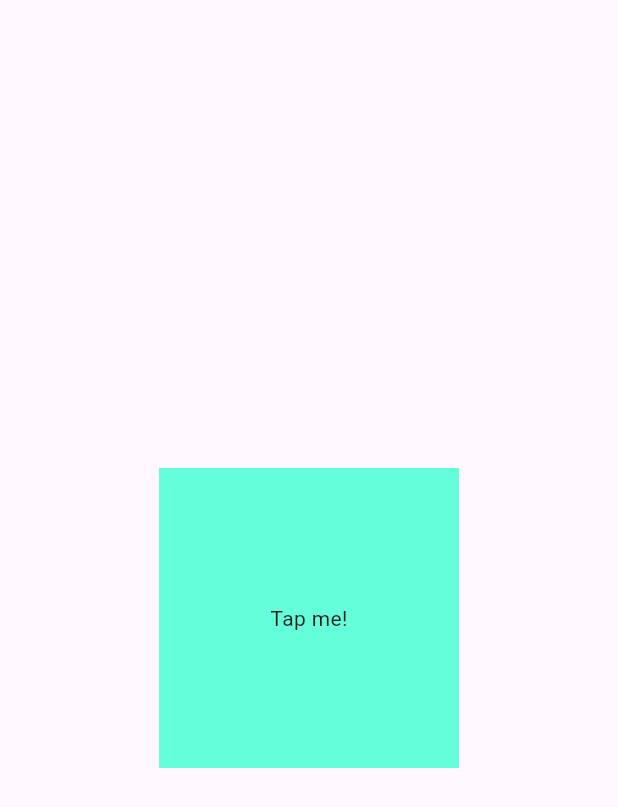
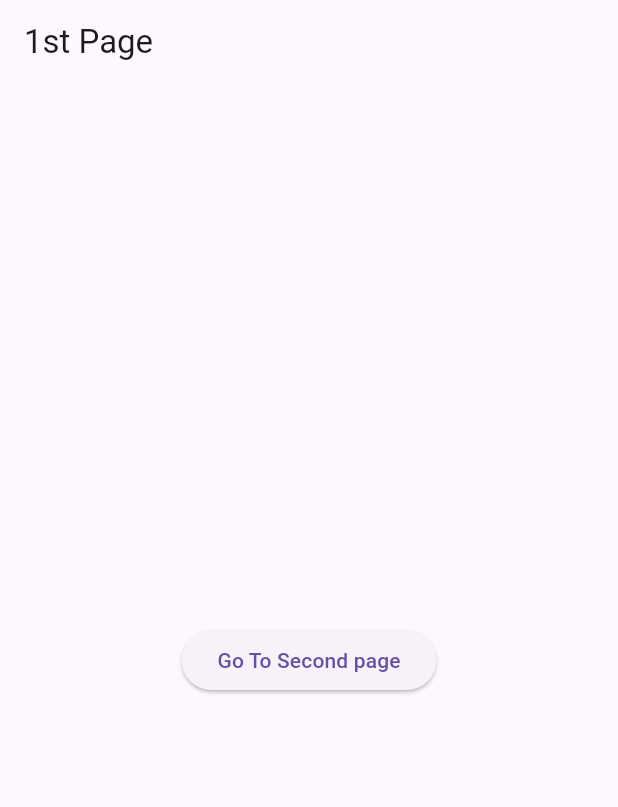
Before and after one commit to noureddine-ab/learnapp, a Flutter app: the screen it shows after launch, on a phone screen of 412 x 824 dp. Shown: the top 807 px of the screen. Run offline on Flutter 3.47's test engine with Material 3 defaults, Android fonts, the phone set to English and light mode, and no system bars.

Commit message:
navigation commit

```diff
--- a/lib/main.dart
+++ b/lib/main.dart
@@ -1,4 +1,6 @@
 import 'package:flutter/material.dart';
+import 'package:learnapp/pages/first_page.dart';
+import 'package:learnapp/pages/second_page.dart';
 
 void main() {
   runApp(const MyApp());
@@ -11,113 +13,130 @@ class MyApp extends StatelessWidget {
   Widget build(BuildContext context) {
     return MaterialApp(
       debugShowCheckedModeBanner: false,
-      home: Scaffold(
-        // appBar: AppBar(
-        //   title: Text( "My App Bar"),
-        //   backgroundColor: Colors.white,
-        //   leading: Icon(Icons.menu),
-        //   actions: [IconButton(onPressed: () {}, icon: Icon(Icons.logout))],
-        // ),
-        body: Center(
-          child: GestureDetector(
-            onTap: () {
-              // do somthing, user tapped the container.
-              print("user tapped,");
-            } ,
-            child: Container(
-              height: 200,
-              width: 200,
-              color: Colors.tealAccent,
-              child: Center(child: Text("Tap me!")),
-              ),
-          ),
-        ),
+      home: FirstPage(),
 
-        //GridView
-        //Stack
-        // ListView.builder(
-        //   itemCount:10 ,
-        //   itemBuilder: (context, index) => ListTile(
-        //     title: Text(index.toString()),
-        //   ),
-        //   )
-
-
-        // ListView(
-        //   scrollDirection: Axis.vertical,
-        //   children: [
-        //     // 1st box
-        //     Container(
-        //       height: 350,
-        //       color: Colors.deepOrange,
-        //     ),
-
-        //     // 2nd box
-        //     Container(
-        //       height: 350,
-        //       color: Colors.deepOrange[400],
-        //     ),
-
-        //     // 3rd box
-        //     Container(height: 350,
-        //     color: Colors.deepOrange[200],
-        //     ),
-        //   ],
-        //)
+      routes: {
+        '/secondpage' : (context) => SecondPage()
+      },
 
 
 
-        // Column(
-        //   mainAxisAlignment: MainAxisAlignment.center,
-        //   crossAxisAlignment: CrossAxisAlignment.start,
-        //   children: [
-        //     // 1st box
-        //     Expanded(
-        //       child: Container(
-        //         color: Colors.deepPurple,
-        //         ),
-        //     ),
 
-        //       2nd box
-        //       Expanded(
-        //         flex: 2,
-        //         child: Container(
-        //         color: Colors.deepPurple[400],
-        //         ),
-        //       ),
 
-        //       3rd box
-        //       Expanded(
-        //         child: Container(
-        //         color: Colors.deepPurple[200],
-        //         ),
-        //       ),
-        //   ],
-        // )
-        /*Center(
-          child: Container(
-            height: 300,
-            width: 300,
-            decoration: BoxDecoration(
-              color: const Color.fromARGB(255, 132, 99, 190),
-              borderRadius: BorderRadius.circular(20)
-            ) ,
-            padding: EdgeInsets.all(25),
-            // child: Text(
-            //   "Hello World !!",
-            //   style: TextStyle(
-            //     color : Colors.white,
-            //     fontSize: 17,
-            //   ),
-            //   ),
-            child: Icon(
-              Icons.access_alarm_outlined,
-              size: 35,
-              color: Colors.white,
-              ),
-            ),
-        ) ,*/
-      ),
+
+
+
+
+
+
+
+      // home: Scaffold(
+      //   // appBar: AppBar(
+      //   //   title: Text( "My App Bar"),
+      //   //   backgroundColor: Colors.white,
+      //   //   leading: Icon(Icons.menu),
+      //   //   actions: [IconButton(onPressed: () {}, icon: Icon(Icons.logout))],
+      //   // ),
+      //   body: Center(
+      //     child: GestureDetector(
+      //       onTap: () {
+      //         // do somthing, user tapped the container.
+      //         print("user tapped,");
+      //       } ,
+      //       child: Container(
+      //         height: 200,
+      //         width: 200,
+      //         color: Colors.tealAccent,
+      //         child: Center(child: Text("Tap me!")),
+      //         ),
+      //     ),
+      //   ),
+
+      //   //GridView
+      //   //Stack
+      //   // ListView.builder(
+      //   //   itemCount:10 ,
+      //   //   itemBuilder: (context, index) => ListTile(
+      //   //     title: Text(index.toString()),
+      //   //   ),
+      //   //   )
+
+
+      //   // ListView(
+      //   //   scrollDirection: Axis.vertical,
+      //   //   children: [
+      //   //     // 1st box
+      //   //     Container(
+      //   //       height: 350,
+      //   //       color: Colors.deepOrange,
+      //   //     ),
+
+      //   //     // 2nd box
+      //   //     Container(
+      //   //       height: 350,
+      //   //       color: Colors.deepOrange[400],
+      //   //     ),
+
+      //   //     // 3rd box
+      //   //     Container(height: 350,
+      //   //     color: Colors.deepOrange[200],
+      //   //     ),
+      //   //   ],
+      //   //)
+
+
+
+      //   // Column(
+      //   //   mainAxisAlignment: MainAxisAlignment.center,
+      //   //   crossAxisAlignment: CrossAxisAlignment.start,
+      //   //   children: [
+      //   //     // 1st box
+      //   //     Expanded(
+      //   //       child: Container(
+      //   //         color: Colors.deepPurple,
+      //   //         ),
+      //   //     ),
+
+      //   //       2nd box
+      //   //       Expanded(
+      //   //         flex: 2,
+      //   //         child: Container(
+      //   //         color: Colors.deepPurple[400],
+      //   //         ),
+      //   //       ),
+
+      //   //       3rd box
+      //   //       Expanded(
+      //   //         child: Container(
+      //   //         color: Colors.deepPurple[200],
+      //   //         ),
+      //   //       ),
+      //   //   ],
+      //   // )
+      //   /*Center(
+      //     child: Container(
+      //       height: 300,
+      //       width: 300,
+      //       decoration: BoxDecoration(
+      //         color: const Color.fromARGB(255, 132, 99, 190),
+      //         borderRadius: BorderRadius.circular(20)
+      //       ) ,
+      //       padding: EdgeInsets.all(25),
+      //       // child: Text(
+      //       //   "Hello World !!",
+      //       //   style: TextStyle(
+      //       //     color : Colors.white,
+      //       //     fontSize: 17,
+      //       //   ),
+      //       //   ),
+      //       child: Icon(
+      //         Icons.access_alarm_outlined,
+      //         size: 35,
+      //         color: Colors.white,
+      //         ),
+      //       ),
+      //   ) ,*/
+      // ),
     );
   }
 }
--- /dev/null
+++ b/lib/pages/first_page.dart
@@ -0,0 +1,20 @@
+import 'package:flutter/material.dart';
+
+class FirstPage extends StatelessWidget {
+  const FirstPage({super.key});
+
+  @override
+  Widget build(BuildContext context) {
+    return Scaffold(
+      appBar: AppBar(title: Text("1st Page"),),
+      body: Center(
+        child: ElevatedButton(
+          child: Text("Go To Second page"),
+          onPressed: () {
+            Navigator.pushNamed(context, '/secondpage');
+          }
+        )
+      ),
+    );
+  }
+}
--- /dev/null
+++ b/lib/pages/second_page.dart
@@ -0,0 +1,14 @@
+import 'package:flutter/material.dart';
+
+class SecondPage extends StatelessWidget {
+  const SecondPage({super.key});
+
+  @override
+  Widget build(BuildContext context) {
+    return Scaffold(
+      appBar: AppBar(
+        title: Text("2nd Page"),
+        )
+    );
+  }
+  }
```
